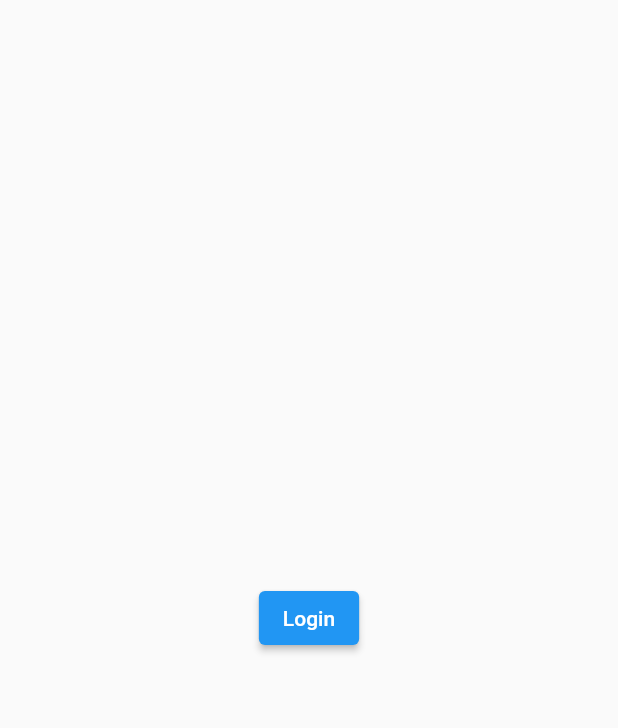
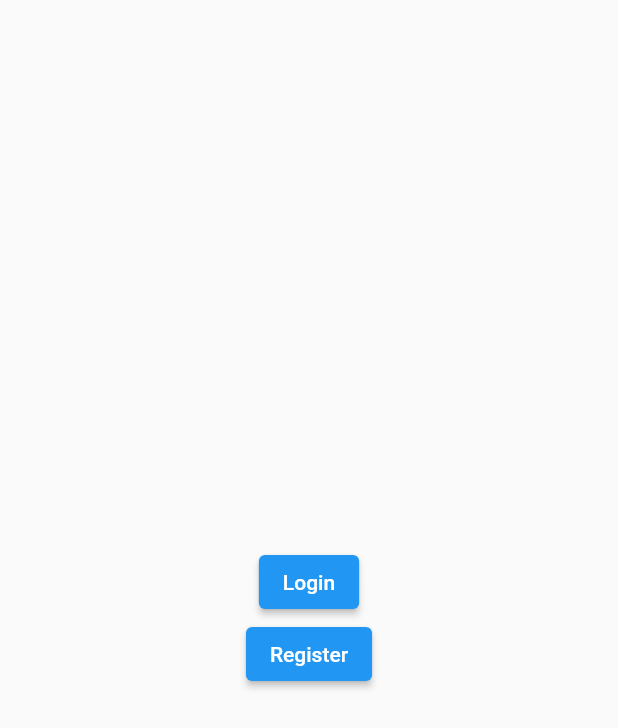
Before and after one commit to nonical/vivel_mobile, a Flutter app: the screen it shows after launch, on a phone screen of 412 x 824 dp. Shown: the top 728 px of the screen. Run offline on Flutter 3.47's test engine with Material 2 defaults, Android fonts, the phone set to English and light mode, and no system bars; our stand-ins replace flutter_dotenv, flutter_secure_storage, flutter_svg, geolocator, timeago, tuple; missing offline and left inert: flutter_appauth, map_launcher.

Commit message:
register

```diff
--- a/lib/main.dart
+++ b/lib/main.dart
@@ -3,6 +3,7 @@ import 'package:flutter_appauth/flutter_appauth.dart';
 import 'package:flutter_dotenv/flutter_dotenv.dart';
 import 'package:flutter_secure_storage/flutter_secure_storage.dart';
 import 'package:vivel_mobile/pages/home_page.dart';
+import 'package:vivel_mobile/pages/registration_page.dart';
 import 'package:vivel_mobile/utils/oauth_config.dart';
 
 void main() async {
@@ -100,10 +101,30 @@ class _VivelAppState extends State<VivelApp> {
                 : isLoggedIn
                     ? HomePage(userId: userId!)
                     : Center(
-                        child: ElevatedButton(
-                          child: const Text('Login'),
-                          onPressed: loginAction,
+                        child: Column(
+                          mainAxisAlignment: MainAxisAlignment.center,
+                          crossAxisAlignment: CrossAxisAlignment.center,
+                          children: [
+                            ElevatedButton(
+                              child: const Text('Login'),
+                              onPressed: loginAction,
+                            ),
+                            RegPageWidget()
+                          ],
                         ),
                       )));
   }
 }
+
+class RegPageWidget extends StatelessWidget {
+  @override
+  Widget build(BuildContext context) {
+    return ElevatedButton(
+      child: const Text('Register'),
+      onPressed: () => {
+        Navigator.push(context,
+            MaterialPageRoute(builder: (context) => const RegistrationPage()))
+      },
+    );
+  }
+}
```
Also changed, not shown: lib/pages/registration_page.dart (added, +15 -0 lines), lib/services/api_service.dart (+25 -0 lines), lib/widgets/registration_form.dart (added, +107 -0 lines).
